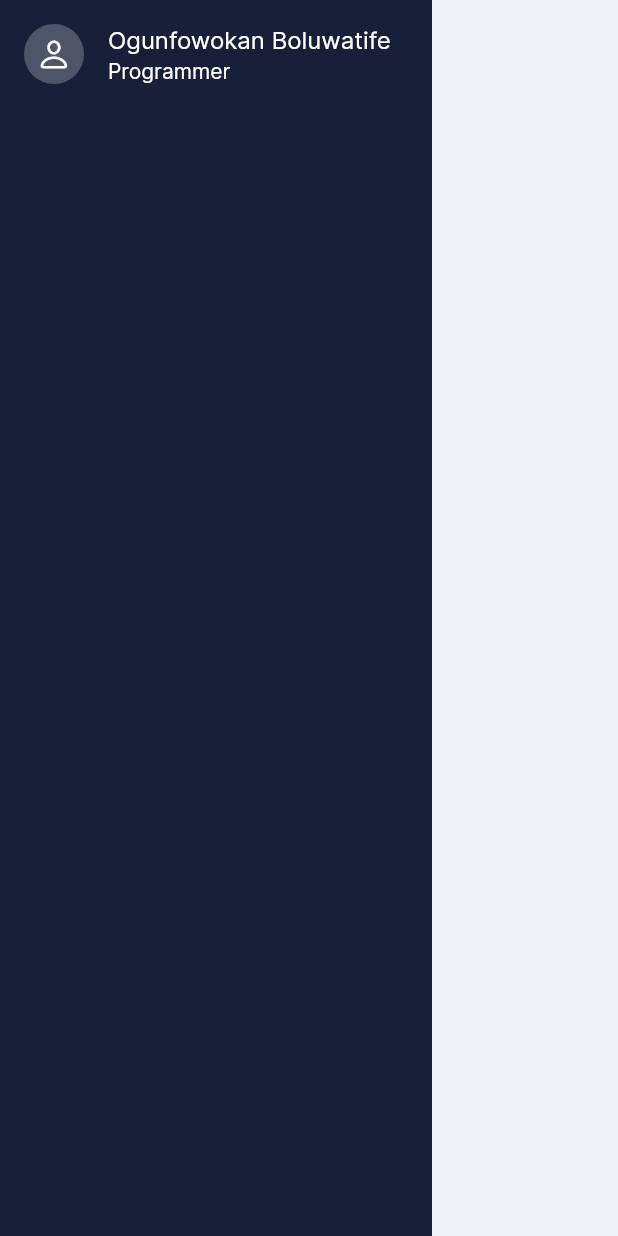
After one commit to Bolutife-6978/AnimatedRiveApp, a Flutter app: the SideMenu screen opened directly, on a phone screen of 412 x 824 dp. The commit adds this screen. Run offline on Flutter 3.47's test engine with Material 2 defaults, Android fonts, the phone set to English and light mode, and no system bars; our stand-ins replace flutter_svg, rive.

Commit message:
addiing nav bar

```diff
--- a/lib/main.dart
+++ b/lib/main.dart
@@ -1,4 +1,5 @@
 import 'package:flutter/material.dart';
+import 'package:rive_animation/screens/onboding/components/side_menu.dart';
 import 'package:rive_animation/screens/onboding/onboding_screen.dart';
 
 void main() {
--- /dev/null
+++ b/lib/screens/onboding/components/info_card.dart
@@ -0,0 +1,38 @@
+import 'package:flutter/cupertino.dart';
+import 'package:flutter/material.dart';
+
+
+class InfoCard extends StatelessWidget {
+  const InfoCard({
+    Key? key,
+    required this.name,
+    required this.profession,
+  }) : super(key: key);
+
+  final String name, profession;
+
+  @override
+  Widget build(BuildContext context) {
+    return ListTile(
+      leading: const CircleAvatar(
+        backgroundColor: Colors.white24,
+        child: Icon(
+          CupertinoIcons.person,
+          color: Colors.white,
+        ),
+      ),
+      title: Text(
+        name,
+        style: const TextStyle(
+          color: Colors.white,
+        ),
+      ),
+      subtitle: Text(
+        profession,
+        style: const TextStyle(
+          color: Colors.white,
+        ),
+      ),
+    );
+  }
+}
--- /dev/null
+++ b/lib/screens/onboding/components/side_menu.dart
@@ -0,0 +1,29 @@
+import 'package:flutter/cupertino.dart';
+import 'package:flutter/material.dart';
+
+import 'info_card.dart';
+
+class SideMenu extends StatelessWidget {
+  const SideMenu({super.key});
+
+  @override
+  Widget build(BuildContext context) {
+    return Scaffold(
+      body: Container(
+        width: 288,
+        height: double.infinity,
+        color: const Color(0xFF172038),
+        child: SafeArea(
+          child: Column(
+            children: [
+              const InfoCard(
+                name: "Ogunfowokan Boluwatife",
+                profession: "Programmer",
+              ),
+            ],
+          ),
+        ),
+      ),
+    );
+  }
+}
```
Also changed, not shown: lib/entry_point.dart (added, +48 -0 lines), lib/screens/onboding/components/sign_In_form..dart (+14 -10 lines), lib/utils/rive_utils.dart (added, +11 -0 lines).
